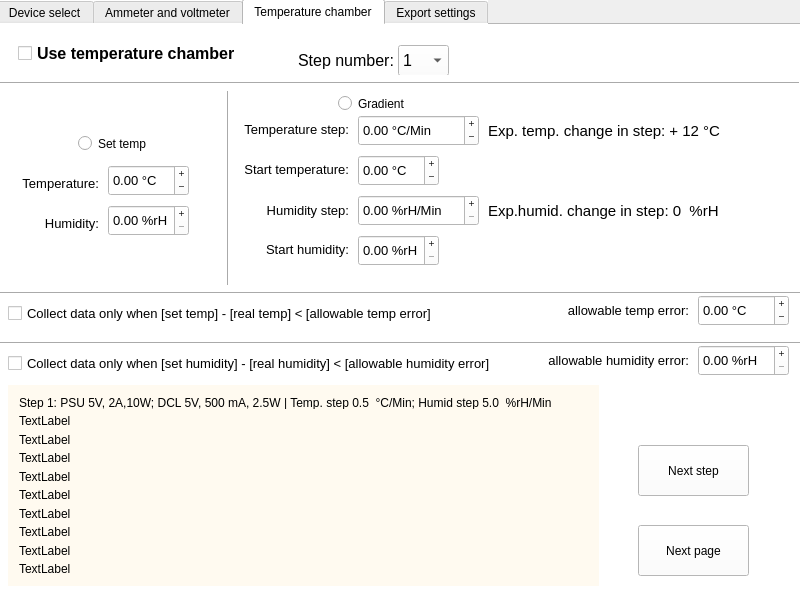
Old version of the form BurySmartMeasure.ui in the repository zielony414/Smart_measure.
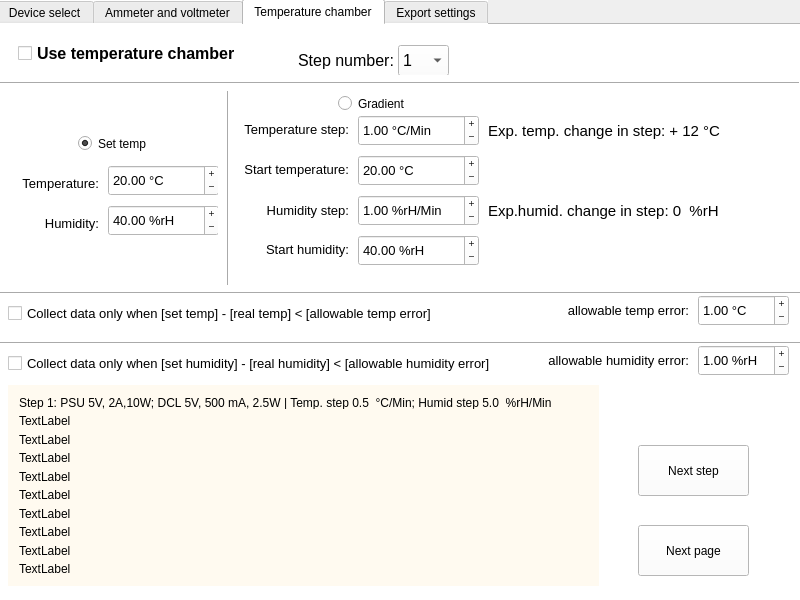
New version of the form. The open tabs and pages were chosen to show the change.

Patch:
```diff
--- a/BurySmartMeasure.ui
+++ b/BurySmartMeasure.ui
@@ -15,6 +15,9 @@
   </property>
   <widget class="QWidget" name="centralWidget">
    <widget class="QTabWidget" name="tabWidget">
+    <property name="enabled">
+     <bool>true</bool>
+    </property>
     <property name="geometry">
      <rect>
       <x>-4</x>
@@ -1305,7 +1308,10 @@
        </item>
       </layout>
      </widget>
-     <widget class="QRadioButton" name="radioButton">
+     <widget class="QRadioButton" name="set_temp_radio">
+      <property name="enabled">
+       <bool>true</bool>
+      </property>
       <property name="geometry">
        <rect>
         <x>80</x>
@@ -1317,6 +1323,9 @@
       <property name="text">
        <string>Set temp</string>
       </property>
+      <property name="checked">
+       <bool>true</bool>
+      </property>
      </widget>
      <widget class="QRadioButton" name="radioButton_2">
       <property name="geometry">
@@ -1352,12 +1361,15 @@
        <set>Qt::AlignRight|Qt::AlignTrailing|Qt::AlignVCenter</set>
       </property>
      </widget>
-     <widget class="QDoubleSpinBox" name="doubleSpinBox_8">
+     <widget class="QDoubleSpinBox" name="set_temp_spb">
+      <property name="enabled">
+       <bool>true</bool>
+      </property>
       <property name="geometry">
        <rect>
         <x>110</x>
         <y>140</y>
-        <width>81</width>
+        <width>111</width>
         <height>31</height>
        </rect>
       </property>
@@ -1385,7 +1397,10 @@
        <double>185.000000000000000</double>
       </property>
       <property name="singleStep">
-       <double>0.010000000000000</double>
+       <double>0.100000000000000</double>
+      </property>
+      <property name="value">
+       <double>20.000000000000000</double>
       </property>
      </widget>
      <widget class="QLabel" name="label_20">
@@ -1409,7 +1424,10 @@
        <set>Qt::AlignRight|Qt::AlignTrailing|Qt::AlignVCenter</set>
       </property>
      </widget>
-     <widget class="QDoubleSpinBox" name="doubleSpinBox_11">
+     <widget class="QDoubleSpinBox" name="gr_temp_step_spb">
+      <property name="enabled">
+       <bool>true</bool>
+      </property>
       <property name="geometry">
        <rect>
         <x>360</x>
@@ -1442,7 +1460,10 @@
        <double>185.000000000000000</double>
       </property>
       <property name="singleStep">
-       <double>0.010000000000000</double>
+       <double>0.100000000000000</double>
+      </property>
+      <property name="value">
+       <double>1.000000000000000</double>
       </property>
      </widget>
      <widget class="QLabel" name="label_24">
@@ -1466,12 +1487,15 @@
        <set>Qt::AlignRight|Qt::AlignTrailing|Qt::AlignVCenter</set>
       </property>
      </widget>
-     <widget class="QDoubleSpinBox" name="doubleSpinBox_12">
+     <widget class="QDoubleSpinBox" name="set_humidity_spb">
+      <property name="enabled">
+       <bool>true</bool>
+      </property>
       <property name="geometry">
        <rect>
         <x>110</x>
         <y>180</y>
-        <width>81</width>
+        <width>111</width>
         <height>31</height>
        </rect>
       </property>
@@ -1499,10 +1523,16 @@
        <double>98.000000000000000</double>
       </property>
       <property name="singleStep">
-       <double>0.010000000000000</double>
+       <double>0.100000000000000</double>
+      </property>
+      <property name="value">
+       <double>40.000000000000000</double>
       </property>
      </widget>
-     <widget class="QDoubleSpinBox" name="doubleSpinBox_13">
+     <widget class="QDoubleSpinBox" name="gr_humidity_step_spb">
+      <property name="enabled">
+       <bool>true</bool>
+      </property>
       <property name="geometry">
        <rect>
         <x>360</x>
@@ -1535,7 +1565,10 @@
        <double>98.000000000000000</double>
       </property>
       <property name="singleStep">
-       <double>0.010000000000000</double>
+       <double>0.100000000000000</double>
+      </property>
+      <property name="value">
+       <double>1.000000000000000</double>
       </property>
      </widget>
      <widget class="QLabel" name="label_26">
@@ -1655,12 +1688,15 @@
        <set>Qt::AlignRight|Qt::AlignTrailing|Qt::AlignVCenter</set>
       </property>
      </widget>
-     <widget class="QDoubleSpinBox" name="doubleSpinBox_9">
+     <widget class="QDoubleSpinBox" name="gr_temp_spb">
+      <property name="enabled">
+       <bool>true</bool>
+      </property>
       <property name="geometry">
        <rect>
         <x>360</x>
         <y>130</y>
-        <width>81</width>
+        <width>121</width>
         <height>31</height>
        </rect>
       </property>
@@ -1685,18 +1721,24 @@
        <double>-75.000000000000000</double>
       </property>
       <property name="maximum">
-       <double>185.000000000000000</double>
+       <double>175.000000000000000</double>
       </property>
       <property name="singleStep">
-       <double>0.010000000000000</double>
+       <double>0.100000000000000</double>
+      </property>
+      <property name="value">
+       <double>20.000000000000000</double>
       </property>
      </widget>
-     <widget class="QDoubleSpinBox" name="doubleSpinBox_14">
+     <widget class="QDoubleSpinBox" name="gr_humidity_spb">
+      <property name="enabled">
+       <bool>true</bool>
+      </property>
       <property name="geometry">
        <rect>
         <x>360</x>
         <y>210</y>
-        <width>81</width>
+        <width>121</width>
         <height>31</height>
        </rect>
       </property>
@@ -1724,7 +1766,10 @@
        <double>98.000000000000000</double>
       </property>
       <property name="singleStep">
-       <double>0.010000000000000</double>
+       <double>0.100000000000000</double>
+      </property>
+      <property name="value">
+       <double>40.000000000000000</double>
       </property>
      </widget>
      <widget class="QLabel" name="label_60">
@@ -1851,7 +1896,10 @@
        <set>Qt::AlignRight|Qt::AlignTrailing|Qt::AlignVCenter</set>
       </property>
      </widget>
-     <widget class="QDoubleSpinBox" name="doubleSpinBox_26">
+     <widget class="QDoubleSpinBox" name="allowable_temp_err_spb">
+      <property name="enabled">
+       <bool>true</bool>
+      </property>
       <property name="geometry">
        <rect>
         <x>700</x>
@@ -1878,13 +1926,16 @@
        <string> °C</string>
       </property>
       <property name="minimum">
-       <double>-75.000000000000000</double>
+       <double>0.000000000000000</double>
       </property>
       <property name="maximum">
-       <double>185.000000000000000</double>
+       <double>70.000000000000000</double>
       </property>
       <property name="singleStep">
-       <double>0.010000000000000</double>
+       <double>0.100000000000000</double>
+      </property>
+      <property name="value">
+       <double>1.000000000000000</double>
       </property>
      </widget>
      <widget class="Line" name="line_5">
@@ -1921,7 +1972,10 @@
        <set>Qt::AlignRight|Qt::AlignTrailing|Qt::AlignVCenter</set>
       </property>
      </widget>
-     <widget class="QDoubleSpinBox" name="doubleSpinBox_27">
+     <widget class="QDoubleSpinBox" name="allowable_humidity_err_spb">
+      <property name="enabled">
+       <bool>true</bool>
+      </property>
       <property name="geometry">
        <rect>
         <x>700</x>
@@ -1951,10 +2005,13 @@
        <double>0.000000000000000</double>
       </property>
       <property name="maximum">
-       <double>98.000000000000000</double>
+       <double>40.000000000000000</double>
       </property>
       <property name="singleStep">
-       <double>0.010000000000000</double>
+       <double>0.100000000000000</double>
+      </property>
+      <property name="value">
+       <double>1.000000000000000</double>
       </property>
      </widget>
     </widget>
```
Left out of the diff: 196 changed lines with no effect on the pictures.
